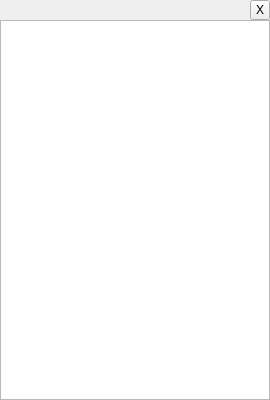
First picture: the form in box.ui, repository NeiroNext/QuickTranslator, before the edit.
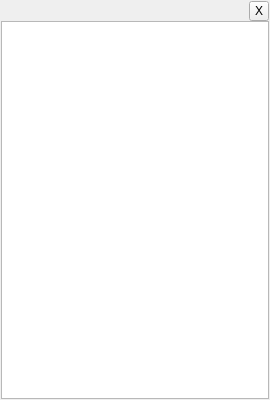
Second picture: the form after the edit.

Patch:
```diff
--- a/box.ui
+++ b/box.ui
@@ -24,16 +24,16 @@
     <number>0</number>
    </property>
    <property name="leftMargin">
-    <number>0</number>
+    <number>1</number>
    </property>
    <property name="topMargin">
-    <number>0</number>
+    <number>1</number>
    </property>
    <property name="rightMargin">
-    <number>0</number>
+    <number>1</number>
    </property>
    <property name="bottomMargin">
-    <number>0</number>
+    <number>1</number>
    </property>
    <item>
     <layout class="QHBoxLayout" name="horizontalLayout">
@@ -48,7 +48,7 @@
        <property name="sizeHint" stdset="0">
         <size>
          <width>23</width>
-         <height>19</height>
+         <height>1</height>
         </size>
        </property>
       </spacer>
@@ -67,9 +67,6 @@
          <height>20</height>
         </size>
        </property>
-       <property name="styleSheet">
-        <string notr="true"/>
-       </property>
        <property name="text">
         <string notr="true">X</string>
        </property>
```
